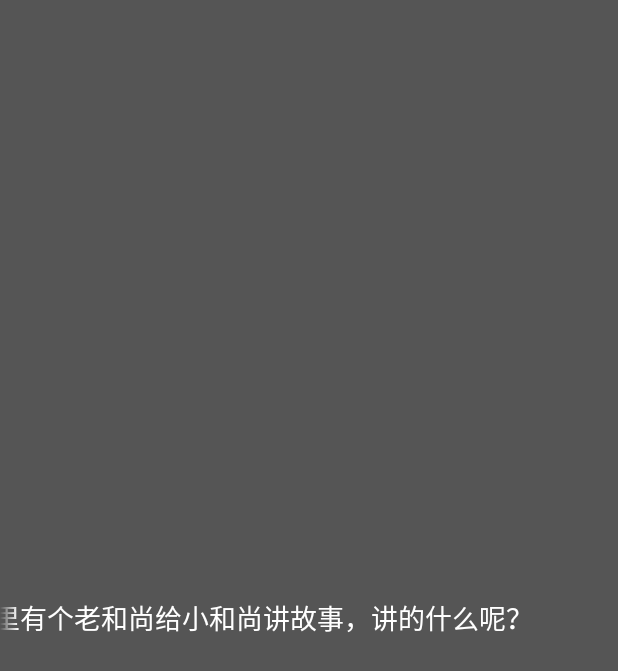
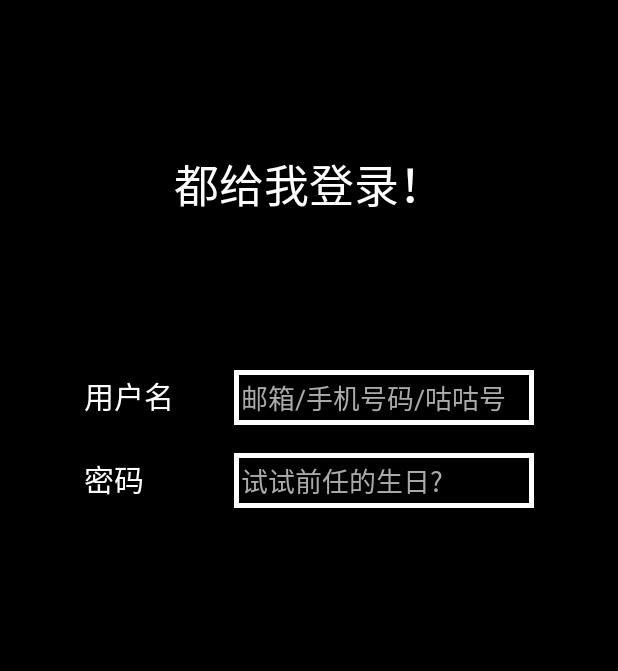
Before and after one commit to IcyLeaves/Beginning, an Android app: the screen it shows after launch (MainActivity), on a phone screen of 412 x 824 dp. Shown: the top 671 px of the screen. Run offline under Robolectric (Android 15) with nearby library versions, the phone set to English and light mode, and no system bars.

Commit message:
EditText-输入框的基本操作&滑稽运用

```diff
--- a/FirstApplication/app/src/main/res/drawable/txt_rectbolder.xml
+++ b/FirstApplication/app/src/main/res/drawable/txt_rectbolder.xml
@@ -2,12 +2,8 @@
 <shape xmlns:android="http://schemas.android.com/apk/res/android">
 
     <!-- 设置一个黑色边框 -->
-    <stroke android:width="5px" android:color="#000000"/>
+    <stroke android:width="5px" android:color="#FFFFFF"/>
     <!-- 渐变 -->
-    <gradient
-        android:angle="135"
-        android:endColor="#C0C0C0"
-        android:startColor="#FCD209" />
     <!-- 设置一下边距,让空间大一点 -->
     <padding
         android:left="5dp"
--- a/FirstApplication/app/src/main/res/layout/activity_main.xml
+++ b/FirstApplication/app/src/main/res/layout/activity_main.xml
@@ -2,21 +2,78 @@
     xmlns:tools="http://schemas.android.com/tools"
     android:layout_width="match_parent"
     android:layout_height="match_parent"
-    android:background="#555555"
-    android:gravity="center"
+    android:background="#000000"
     tools:context=".MainActivity">
 
     <TextView
-        android:id="@+id/txtOne"
-        android:layout_width="match_parent"
+        android:id="@+id/txtTitle"
+        android:layout_width="wrap_content"
         android:layout_height="wrap_content"
-        android:textSize="18sp"
+        android:layout_centerHorizontal="true"
+        android:layout_marginTop="100dp"
+        android:text="都给我登录！"
         android:textColor="#FFFFFF"
-        android:singleLine="true"
-        android:ellipsize="marquee"
-        android:marqueeRepeatLimit="marquee_forever"
-        android:focusable="true"
-        android:focusableInTouchMode="true"
-        android:text="说是从前有座山，山上有座庙，庙里有个老和尚给小和尚讲故事，讲的什么呢？"/>
+        android:textSize="30sp" />
+
+    <RelativeLayout
+        android:id="@+id/layName"
+        android:layout_width="300dp"
+        android:layout_height="40dp"
+        android:gravity="center"
+        android:layout_below="@id/txtTitle"
+        android:layout_centerHorizontal="true"
+        android:layout_marginTop="100dp">
+
+        <TextView
+            android:id="@+id/txtName"
+            android:layout_width="70dp"
+            android:layout_height="wrap_content"
+            android:text="用户名"
+            android:textColor="#FFFFFF"
+            android:textSize="20sp" />
+
+        <EditText
+            android:layout_width="200dp"
+            android:layout_height="wrap_content"
+            android:layout_alignBaseline="@id/txtName"
+            android:layout_marginStart="30dp"
+            android:layout_toEndOf="@id/txtName"
+            android:background="@drawable/txt_rectbolder"
+            android:hint="邮箱/手机号码/咕咕号"
+            android:textColor="#FFFFFF"
+            android:textColorHint="#AAAAAA"
+            android:singleLine="true"/>
+
+    </RelativeLayout>
+
+    <RelativeLayout
+        android:layout_width="300dp"
+        android:layout_height="40dp"
+        android:layout_below="@id/layName"
+        android:layout_centerHorizontal="true"
+        android:gravity="center"
+        android:layout_marginTop="15dp">
+
+        <TextView
+            android:id="@+id/txtPassword"
+            android:layout_width="70dp"
+            android:layout_height="wrap_content"
+            android:text="密码"
+            android:textColor="#FFFFFF"
+            android:textSize="20sp" />
+
+        <EditText
+            android:layout_width="200dp"
+            android:layout_height="wrap_content"
+            android:layout_alignBaseline="@id/txtPassword"
+            android:layout_marginStart="30dp"
+            android:layout_toEndOf="@id/txtPassword"
+            android:background="@drawable/txt_rectbolder"
+            android:hint="试试前任的生日?"
+            android:textColor="#FFFFFF"
+            android:textColorHint="#AAAAAA"
+            android:singleLine="true"/>
+
+    </RelativeLayout>
 
 </RelativeLayout>
```
